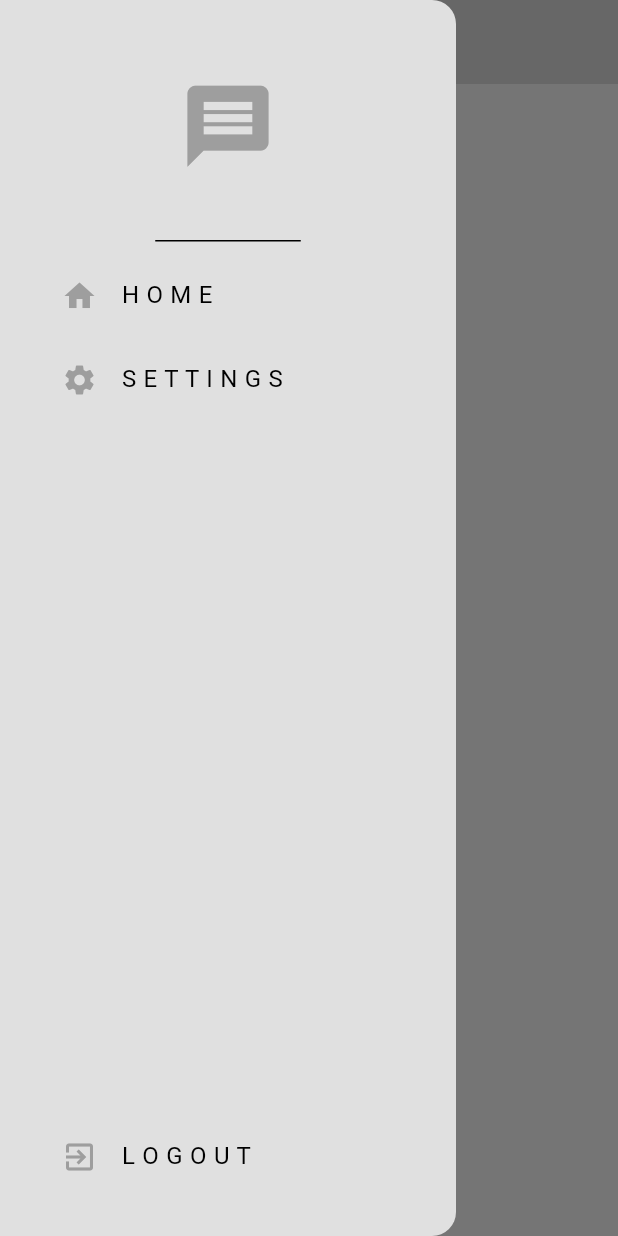
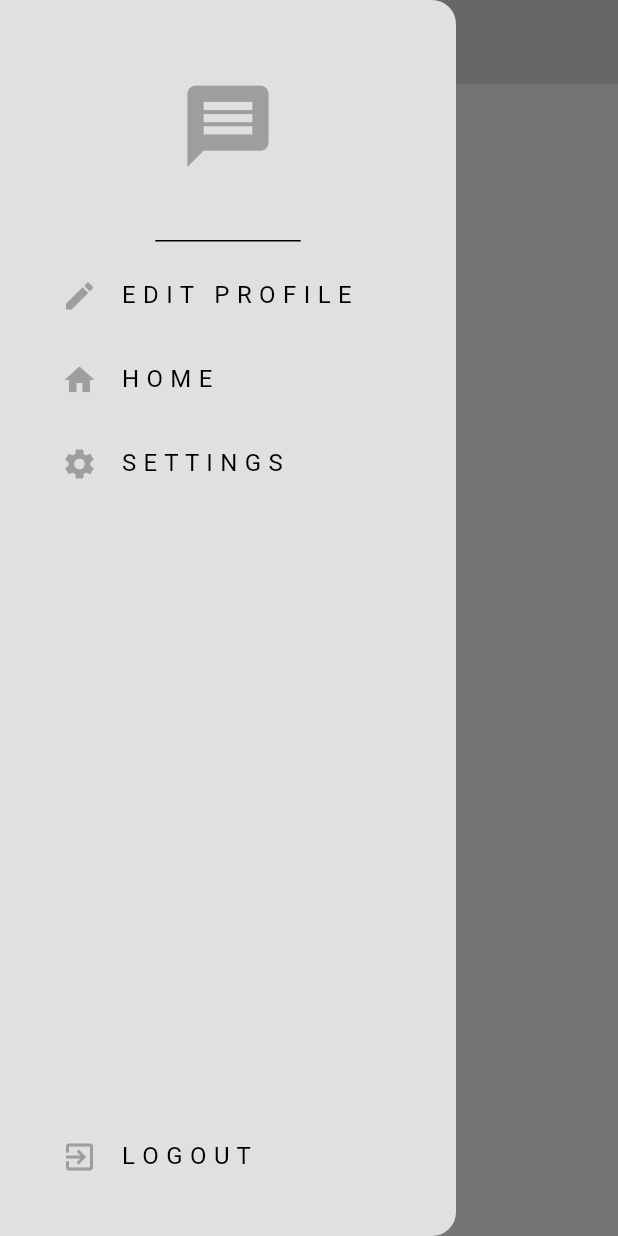
Before and after one commit to sabin79/chat_with_firebase, a Flutter app: the screen it shows once a user with an empty profile is signed in, with the side drawer open, on a phone screen of 412 x 824 dp. Run offline on Flutter 3.47's test engine with Material 3 defaults, Android fonts, the phone set to English and light mode, and no system bars; our stand-ins replace cloud_firestore, firebase_auth, firebase_core, firebase_storage; accounts and stored records are empty; network calls fail.

Commit message:
edit profile UI

```diff
--- a/lib/compnent/my_drawer.dart
+++ b/lib/compnent/my_drawer.dart
@@ -1,3 +1,4 @@
+import 'package:chat_with_firebase/screen/edit_profile.dart';
 import 'package:chat_with_firebase/services/auth/auth_services.dart';
 import 'package:chat_with_firebase/screen/setting_page.dart';
 import 'package:flutter/material.dart';
@@ -24,6 +25,24 @@ class MyDrawerWidget extends StatelessWidget {
                   Icons.message,
                   size: 65,
                   color: Theme.of(context).colorScheme.primary,
+                ),
+              ),
+              Padding(
+                padding: EdgeInsets.only(left: 25),
+                child: ListTile(
+                  title: Text("E D I T   P R O F I L E"),
+                  leading: Icon(
+                    Icons.edit,
+                    color: Theme.of(context).colorScheme.primary,
+                  ),
+                  onTap: () {
+                    Navigator.pop(context);
+
+                    Navigator.push(context,
+                        MaterialPageRoute(builder: (context) {
+                      return EditProfilePage();
+                    }));
+                  },
                 ),
               ),
               Padding(
--- a/lib/compnent/my_textfield.dart
+++ b/lib/compnent/my_textfield.dart
@@ -9,7 +9,7 @@ class MyTextField extends StatefulWidget {
       {super.key,
       required this.hintText,
       required this.controller,
-      this.obscureText = true});
+      this.obscureText = false});
 
   @override
   State<MyTextField> createState() => _MyTextFieldState();
@@ -21,7 +21,7 @@ class _MyTextFieldState extends State<MyTextField> {
     return Padding(
       padding: const EdgeInsets.symmetric(horizontal: 10.0),
       child: TextField(
-        obscureText: widget.obscureText,
+        obscureText: widget.obscureText ? true : false,
         controller: widget.controller,
         decoration: InputDecoration(
           enabledBorder: OutlineInputBorder(
--- a/lib/services/auth/auth_services.dart
+++ b/lib/services/auth/auth_services.dart
@@ -57,6 +57,7 @@ class AuthService {
       await _fireStore.collection("users").doc(userCredential.user!.uid).set({
         "uid": userCredential.user!.uid,
         "email": email,
+
       });
       return userCredential;
     } on FirebaseAuthException catch (e) {
```
Also changed, not shown: lib/screen/edit_profile.dart (added, +31 -0 lines), lib/screen/setting_page.dart (+6 -3 lines), lib/screen/signup_screen.dart (+8 -0 lines).
